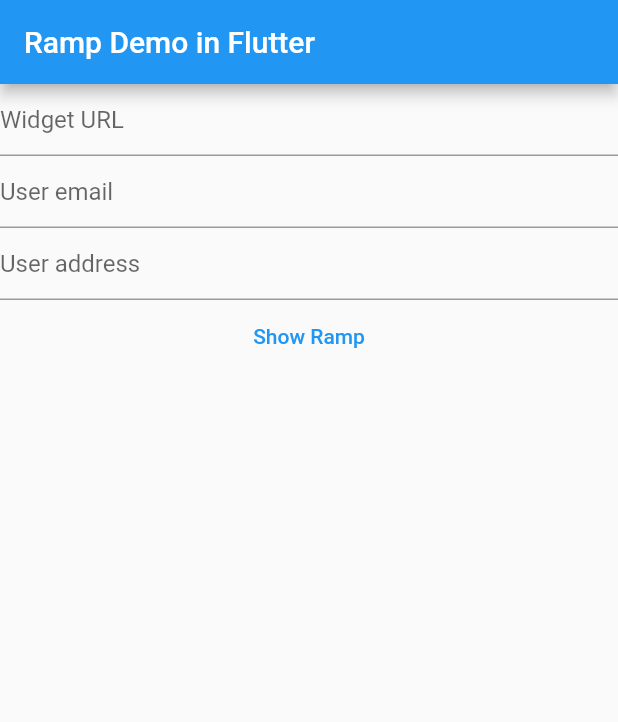
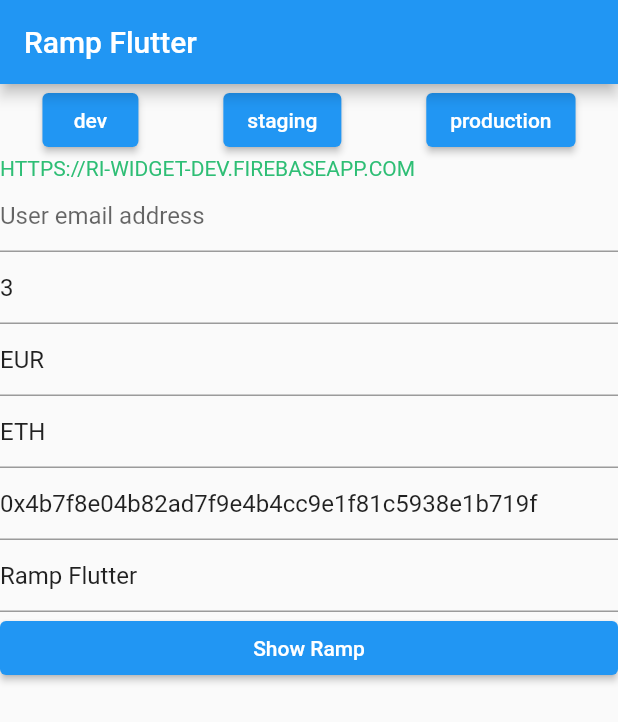
Before and after one commit to RampNetwork/ramp-sdk-flutter, a Flutter app: the screen it shows after launch, on a phone screen of 412 x 824 dp. Shown: the top 722 px of the screen. Run offline on Flutter 3.47's test engine with Material 2 defaults, Android fonts, the phone set to English and light mode, and no system bars; drawn by our look-alikes of flutter_platform_widgets.

Commit message:
Using platform widgets

```diff
--- a/ramp_flutter/example/lib/main.dart
+++ b/ramp_flutter/example/lib/main.dart
@@ -1,54 +1,113 @@
 import 'package:flutter/material.dart';
+import 'package:flutter_platform_widgets/flutter_platform_widgets.dart';
 
 import 'package:ramp_flutter/ramp_flutter.dart';
 
 void main() {
-  runApp(const MyApp());
+  runApp(const RampFlutterApp());
 }
 
-class MyApp extends StatefulWidget {
-  const MyApp({Key? key}) : super(key: key);
+class RampFlutterApp extends StatefulWidget {
+  const RampFlutterApp({Key? key}) : super(key: key);
 
   @override
-  State<MyApp> createState() => _MyAppState();
+  State<RampFlutterApp> createState() => _RampFlutterAppState();
 }
 
-class _MyAppState extends State<MyApp> {
+class _RampFlutterAppState extends State<RampFlutterApp> {
   final Configuration _configuration = Configuration();
+  final List<String> _environments = [
+    "https://ri-widget-dev.firebaseapp.com",
+    "https://ri-widget-staging.firebaseapp.com",
+    "https://buy.ramp.network",
+  ];
+
+  int _selectedEnvironment = 0;
+
+  @override
+  void initState() {
+    _configuration.fiatValue = "3";
+    _configuration.fiatCurrency = "EUR";
+    _configuration.defaultAsset = "ETH";
+    _configuration.userAddress = "0x4b7f8e04b82ad7f9e4b4cc9e1f81c5938e1b719f";
+    _configuration.hostAppName = "Ramp Flutter";
+    _configuration.deepLinkScheme = 'rampflutter';
+
+    super.initState();
+  }
+
+  void _selectEnvironment(int id) {
+    setState(() => _selectedEnvironment = id);
+  }
 
   @override
   Widget build(BuildContext context) {
-    _configuration.deepLinkScheme = 'rampflutterdemo';
+    _configuration.url = _environments[_selectedEnvironment];
 
-    return MaterialApp(
-      home: Scaffold(
-        appBar: AppBar(
-          title: const Text('Ramp Demo in Flutter'),
-        ),
-        body: Builder(
-          builder: (context) => Form(
-            child: Column(children: _formFields(context)),
-          ),
-        ),
+    return PlatformApp(
+      home: PlatformScaffold(
+        appBar: PlatformAppBar(title: const Text('Ramp Flutter')),
+        body: Builder(builder: (c) => ListView(children: _formFields(c))),
+        iosContentPadding: false,
+        iosContentBottomPadding: false,
       ),
     );
   }
 
   List<Widget> _formFields(BuildContext context) {
     return [
-      TextField(
-        decoration: const InputDecoration(hintText: "Widget URL"),
-        onChanged: (text) => _configuration.url = text,
+      Row(
+        mainAxisAlignment: MainAxisAlignment.spaceAround,
+        children: [
+          PlatformButton(
+            onPressed: () => _selectEnvironment(0),
+            child: const Text("dev"),
+          ),
+          PlatformButton(
+            onPressed: () => _selectEnvironment(1),
+            child: const Text("staging"),
+          ),
+          PlatformButton(
+            onPressed: () => _selectEnvironment(2),
+            child: const Text("production"),
+          ),
+        ],
       ),
-      TextField(
-        decoration: const InputDecoration(hintText: "User email"),
-        onChanged: (text) => _configuration.userEmailAddress = text,
+      PlatformText(
+        _environments[_selectedEnvironment],
+        style: const TextStyle(color: Color.fromRGBO(46, 190, 117, 1)),
       ),
-      TextField(
-        decoration: const InputDecoration(hintText: "User address"),
-        onChanged: (text) => _configuration.userAddress = text,
+      _textField(
+        "User email address",
+        (text) => _configuration.userEmailAddress = text,
+        _configuration.userEmailAddress,
       ),
-      TextButton(
+      _textField(
+        "Fiat value",
+        (text) => _configuration.fiatValue = text,
+        _configuration.fiatValue,
+      ),
+      _textField(
+        "Fiat currency",
+        (text) => _configuration.fiatCurrency = text,
+        _configuration.fiatCurrency,
+      ),
+      _textField(
+        "Default asset",
+        (text) => _configuration.defaultAsset = text,
+        _configuration.defaultAsset,
+      ),
+      _textField(
+        "User address",
+        (text) => _configuration.userAddress = text,
+        _configuration.userAddress,
+      ),
+      _textField(
+        "Host app name",
+        (text) => _configuration.hostAppName = text,
+        _configuration.hostAppName,
+      ),
+      PlatformButton(
         onPressed: () {
           RampFlutter.showRamp(
             _configuration,
@@ -62,6 +121,15 @@ class _MyAppState extends State<MyApp> {
     ];
   }
 
+  PlatformTextField _textField(String placeholder,
+      void Function(String) onChanged, String? defaultValue) {
+    return PlatformTextField(
+      hintText: placeholder,
+      onChanged: onChanged,
+      controller: TextEditingController(text: defaultValue),
+    );
+  }
+
   void _showSnackBar(BuildContext context, String text) {
     ScaffoldMessenger.of(context).showSnackBar(
       SnackBar(content: Text(text)),
--- a/ramp_flutter/example/pubspec.yaml
+++ b/ramp_flutter/example/pubspec.yaml
@@ -29,6 +29,7 @@ dependencies:
   # The following adds the Cupertino Icons font to your application.
   # Use with the CupertinoIcons class for iOS style icons.
   cupertino_icons: ^1.0.2
+  flutter_platform_widgets: ^1.9.5
 
 dev_dependencies:
   flutter_test:
```
Also changed, not shown: ramp_flutter/example/pubspec.lock.
